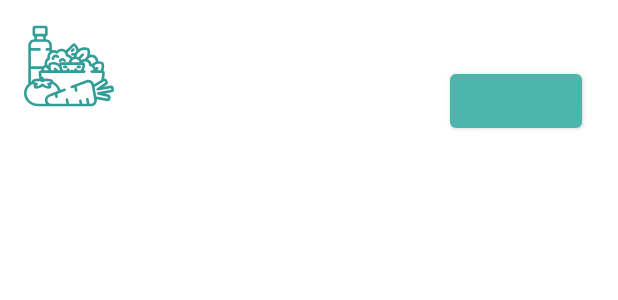
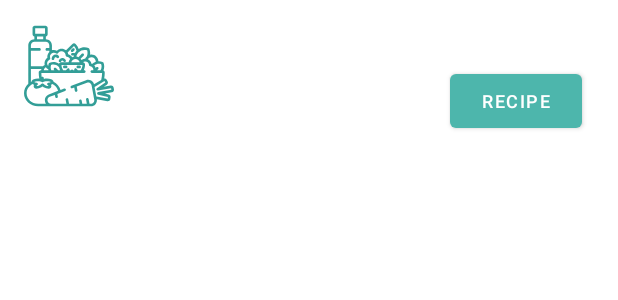
Before and after one commit to denisa-bortanoiu/recipe_finder, an Android app: the layout recipe_item.xml on its own in the app's theme, with its tools: preview values and no code run, on a phone screen of 412 x 824 dp. Shown: the top 300 px of the screen. Run offline under Robolectric (Android 15) with nearby library versions, the phone set to English and light mode, and no system bars.

Commit message:
Make Recipe buttons clickable and able to open the recipe link in a browser.

```diff
--- a/app/src/main/res/layout/recipe_item.xml
+++ b/app/src/main/res/layout/recipe_item.xml
@@ -13,6 +13,7 @@
         android:layout_marginTop="16dp"
         android:layout_marginBottom="20dp"
         android:layout_weight="30"
+        android:contentDescription="@string/placeholder_food"
         app:layout_constraintBottom_toBottomOf="@+id/recipe_link"
         app:layout_constraintStart_toStartOf="parent"
         app:layout_constraintTop_toTopOf="parent"
@@ -48,8 +49,19 @@
         android:layout_height="wrap_content"
         android:layout_marginTop="8dp"
         android:layout_marginEnd="24dp"
+        android:text="@string/recipe_button"
         android:textSize="12sp"
         app:layout_constraintEnd_toEndOf="parent"
         app:layout_constraintTop_toBottomOf="@+id/recipe_title" />
 
+    <TextView
+        android:id="@+id/recipe_href"
+        android:layout_width="wrap_content"
+        android:layout_height="wrap_content"
+        android:layout_marginEnd="73dp"
+        android:layout_marginBottom="16dp"
+        android:visibility="invisible"
+        app:layout_constraintBottom_toBottomOf="parent"
+        app:layout_constraintEnd_toEndOf="@+id/recipe_link" />
+
 </androidx.constraintlayout.widget.ConstraintLayout>
--- a/app/src/main/res/values/strings.xml
+++ b/app/src/main/res/values/strings.xml
@@ -8,7 +8,10 @@
     <string name="title_activity_list_recipes">ListRecipesActivity</string>
     <string name="no_results">No results found.</string>
     <string name="action_settings">Settings</string>
-    <string name="search_loading">Searching...</string>
+    <string name="search_loading">Searching…</string>
     <string name="no_search_term">Please enter a search term.</string>
     <string name="no_network">Please check your network connection and try again.</string>
+    <string name="no_open_link">Cannot open link.</string>
+    <string name="recipe_button">Recipe</string>
+    <string name="placeholder_food">food image</string>
 </resources>
```
Also changed, not shown: app/src/main/java/com/example/recipefinder/RecipeListAdapter.java (+22 -6 lines).
